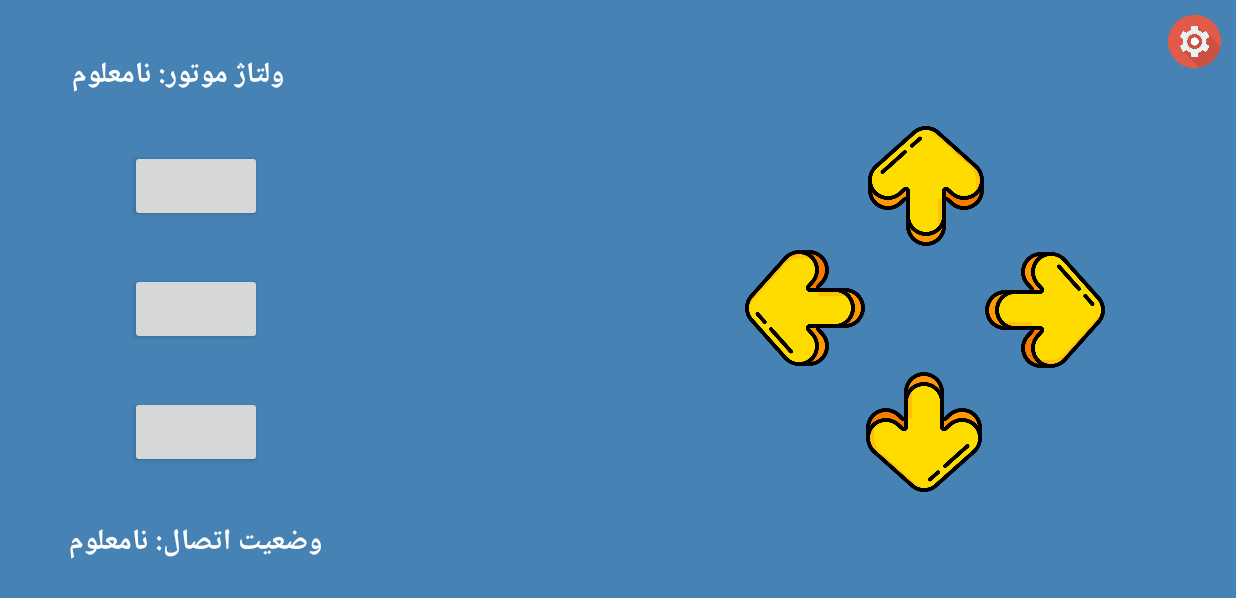
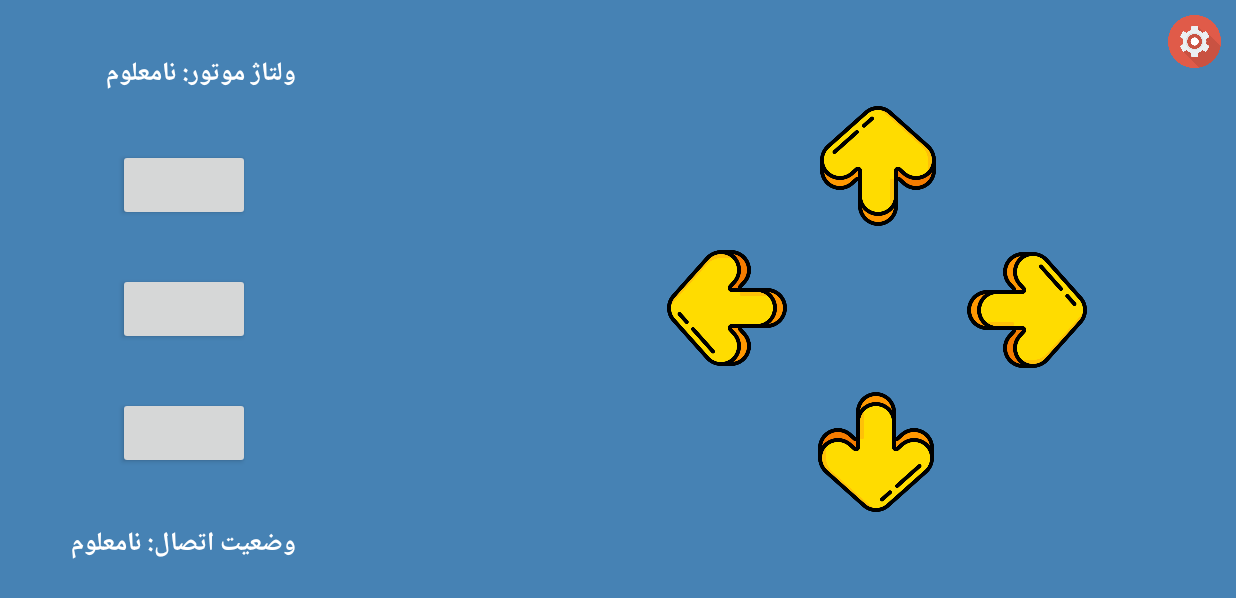
Before and after one commit to mustafa-fahimi/robot_remote, an Android app: the screen it shows after launch (MainActivity), on a phone screen of 824 x 412 dp (held sideways). Shown: the top 598 px of the screen. Run offline under Robolectric (Android 15) with nearby library versions, the light colour scheme and no system bars; our stand-ins replace Room's generated code; libraries missing offline, so code that uses them is left out: com.neovisionaries.ws, com.ornach.nobobutton, com.yarolegovich.lovelydialog; plain views replace NoboButton; 4 statements that could not run were skipped.

Commit message:
relays settings completed but not tested yet. arrows in mainActivity have bigger frame now.

```diff
--- a/app/src/main/java/ir/matarata/robotremote/db/AppDatabase.kt
+++ b/app/src/main/java/ir/matarata/robotremote/db/AppDatabase.kt
@@ -48,12 +48,8 @@ abstract class AppDatabase : RoomDatabase(){
         }
         //This coroutine function insert data to db
         suspend fun populateDatabase(relaysDao: RelaysDao) {
-            val tempData = RelaysEntity(1, "تفنگ تک تیر", "single")
+            val tempData = listOf(RelaysEntity(1, "تفنگ تک تیر", "single"), RelaysEntity(2, "تفنگ رگبار", "multi"), RelaysEntity(3, "تفنگ ثابت", "switch"))
             relaysDao.insertRelay(tempData)
-            val tempData2 = RelaysEntity(2, "تفنگ رگبار", "multi")
-            relaysDao.insertRelay(tempData2)
-            val tempData3 = RelaysEntity(3, "تفنگ ثابت", "switch")
-            relaysDao.insertRelay(tempData3)
         }
     }
 
--- a/app/src/main/java/ir/matarata/robotremote/db/dao/RelaysDao.kt
+++ b/app/src/main/java/ir/matarata/robotremote/db/dao/RelaysDao.kt
@@ -1,5 +1,6 @@
 package ir.matarata.robotremote.db.dao
 
+import android.support.v4.app.INotificationSideChannel
 import androidx.lifecycle.LiveData
 import androidx.room.*
 import ir.matarata.robotremote.models.RelaysEntity
@@ -10,8 +11,8 @@ interface RelaysDao {
     fun getRelays(): LiveData<List<RelaysEntity>>
 
     @Insert(onConflict = OnConflictStrategy.IGNORE)
-    suspend fun insertRelay(relaysEntity: RelaysEntity)
+    suspend fun insertRelay(relaysEntity: List<RelaysEntity>)
 
-    @Query("UPDATE relaysTable SET relayTitle = :newRelayTitle AND relayType = :newRelayType WHERE relayId = :relayID")
-    suspend fun updateRelay(relayID: Int, newRelayTitle: String, newRelayType: String)
+    @Update(entity = RelaysEntity::class, onConflict = OnConflictStrategy.IGNORE)
+    suspend fun updateRelay(relaysEntity: RelaysEntity)
 }
--- a/app/src/main/java/ir/matarata/robotremote/views/MainActivity.kt
+++ b/app/src/main/java/ir/matarata/robotremote/views/MainActivity.kt
@@ -3,6 +3,7 @@ package ir.matarata.robotremote.views
 import android.app.Dialog
 import android.content.Intent
 import android.os.Bundle
+import android.util.Log
 import android.view.MotionEvent
 import androidx.appcompat.app.AppCompatActivity
 import androidx.core.content.ContextCompat
@@ -51,10 +52,12 @@ class MainActivity : AppCompatActivity() {
         relaysVM = ViewModelProvider(this).get(RelaysVM::class.java)
         relaysVM.allRelaysData.observe(this, Observer { data ->
             data?.let {
-                relaysData = data
-                ma_btn_relay1.text = relaysData[0].relayTitle
-                ma_btn_relay2.text = relaysData[1].relayTitle
-                ma_btn_relay3.text = relaysData[2].relayTitle
+                if(!data.isNullOrEmpty()){
+                    relaysData = data
+                    ma_btn_relay1.text = relaysData[0].relayTitle
+                    ma_btn_relay2.text = relaysData[1].relayTitle
+                    ma_btn_relay3.text = relaysData[2].relayTitle
+                }
             }
         })
 
--- a/app/src/main/res/layout/activity_main.xml
+++ b/app/src/main/res/layout/activity_main.xml
@@ -10,59 +10,72 @@
 
     <ImageView
         android:id="@+id/ma_iv_left"
-        android:layout_width="80dp"
-        android:layout_height="80dp"
+        android:layout_width="0dp"
+        android:layout_height="100dp"
+        android:clickable="true"
         android:contentDescription="@string/left_arrow"
+        android:focusable="true"
+        android:padding="10dp"
+        android:scaleType="fitEnd"
         android:src="@drawable/left_arrow"
-        android:clickable="true"
-        android:focusable="true"
         app:layout_constraintBottom_toBottomOf="parent"
         app:layout_constraintEnd_toStartOf="@+id/ma_iv_up"
-        app:layout_constraintHorizontal_bias="0.85"
+        app:layout_constraintHorizontal_bias="1.0"
         app:layout_constraintHorizontal_chainStyle="packed"
-        app:layout_constraintStart_toStartOf="parent"
-        app:layout_constraintTop_toTopOf="parent" />
+        app:layout_constraintStart_toEndOf="@+id/ma_btn_relay2"
+        app:layout_constraintTop_toTopOf="parent"
+        app:layout_constraintWidth_percent="0.23" />
 
     <ImageView
         android:id="@+id/ma_iv_up"
-        android:layout_width="80dp"
-        android:layout_height="80dp"
+        android:layout_width="100dp"
+        android:layout_height="0dp"
+        android:clickable="true"
         android:contentDescription="@string/up_arrow"
+        android:focusable="true"
+        android:padding="10dp"
+        android:scaleType="fitEnd"
         android:src="@drawable/up_arrow"
-        android:clickable="true"
-        android:focusable="true"
-        app:layout_constraintBottom_toTopOf="@+id/ma_iv_down"
+        app:layout_constraintBottom_toTopOf="@+id/ma_iv_right"
         app:layout_constraintEnd_toStartOf="@+id/ma_iv_right"
+        app:layout_constraintHeight_percent="0.4"
         app:layout_constraintHorizontal_bias="0.5"
         app:layout_constraintStart_toEndOf="@+id/ma_iv_left"
         app:layout_constraintTop_toTopOf="parent" />
 
     <ImageView
         android:id="@+id/ma_iv_right"
-        android:layout_width="80dp"
-        android:layout_height="80dp"
+        android:layout_width="0dp"
+        android:layout_height="100dp"
+        android:clickable="true"
         android:contentDescription="@string/right_arrow"
+        android:focusable="true"
+        android:padding="10dp"
+        android:scaleType="fitStart"
         android:src="@drawable/right_arrow"
-        android:clickable="true"
-        android:focusable="true"
         app:layout_constraintBottom_toBottomOf="parent"
         app:layout_constraintEnd_toEndOf="parent"
         app:layout_constraintHorizontal_bias="0.5"
         app:layout_constraintStart_toEndOf="@+id/ma_iv_up"
-        app:layout_constraintTop_toTopOf="parent" />
+        app:layout_constraintTop_toTopOf="parent"
+        app:layout_constraintWidth_percent="0.23" />
 
     <ImageView
         android:id="@+id/ma_iv_down"
-        android:layout_width="80dp"
-        android:layout_height="80dp"
+        android:layout_width="100dp"
+        android:layout_height="0dp"
+        android:clickable="true"
         android:contentDescription="@string/down_arrow"
+        android:focusable="true"
+        android:scaleType="fitStart"
+        android:padding="10dp"
         android:src="@drawable/down_arrow"
-        android:clickable="true"
-        android:focusable="true"
         app:layout_constraintBottom_toBottomOf="parent"
         app:layout_constraintEnd_toEndOf="@+id/ma_iv_up"
+        app:layout_constraintHeight_percent="0.4"
+        app:layout_constraintVertical_bias="0.5"
         app:layout_constraintStart_toStartOf="@+id/ma_iv_up"
-        app:layout_constraintTop_toBottomOf="@+id/ma_iv_up" />
+        app:layout_constraintTop_toBottomOf="@+id/ma_iv_right" />
 
     <com.ornach.nobobutton.NoboButton
         android:id="@+id/ma_btn_relay1"
@@ -73,7 +86,7 @@
         app:layout_constraintEnd_toEndOf="@+id/ma_tv_connectionState"
         app:layout_constraintStart_toStartOf="@+id/ma_tv_connectionState"
         app:layout_constraintTop_toBottomOf="@+id/ma_tv_batteryVoltage"
-        app:nb_backgroundColor="@color/dark_red_color"
+        app:nb_backgroundColor="@color/red_color"
         app:nb_borderColor="@color/white_color"
         app:nb_borderWidth="2dp"
         app:nb_focusColor="@color/colorAccent"
@@ -84,37 +97,36 @@
 
     <com.ornach.nobobutton.NoboButton
         android:id="@+id/ma_btn_relay2"
-        android:layout_width="0dp"
+        android:layout_width="wrap_content"
         android:layout_height="wrap_content"
         android:padding="12dp"
         app:layout_constraintBottom_toTopOf="@+id/ma_btn_relay3"
-        app:layout_constraintEnd_toEndOf="@+id/ma_btn_relay1"
-        app:layout_constraintStart_toStartOf="@+id/ma_btn_relay1"
+        app:layout_constraintEnd_toEndOf="@+id/ma_tv_connectionState"
+        app:layout_constraintStart_toStartOf="@+id/ma_tv_connectionState"
         app:layout_constraintTop_toBottomOf="@+id/ma_btn_relay1"
-        app:nb_backgroundColor="@color/dark_red_color"
+        app:nb_backgroundColor="@color/red_color"
         app:nb_borderColor="@color/white_color"
         app:nb_borderWidth="2dp"
-        app:nb_focusColor="@color/dark_red_color"
-        app:nb_radius="25dp"
+        app:nb_focusColor="@color/colorAccent"
+        app:nb_radius="5dp"
         app:nb_text="@string/rapid_gun"
         app:nb_textColor="@color/white_color"
         app:nb_textSize="18sp" />
 
     <com.ornach.nobobutton.NoboButton
         android:id="@+id/ma_btn_relay3"
-        android:layout_width="0dp"
+        android:layout_width="wrap_content"
         android:layout_height="wrap_content"
         android:padding="12dp"
         app:layout_constraintBottom_toTopOf="@+id/ma_tv_connectionState"
-        app:layout_constraintEnd_toEndOf="@+id/ma_btn_relay1"
-        app:layout_constraintHorizontal_bias="0.5"
-        app:layout_constraintStart_toStartOf="@+id/ma_btn_relay1"
+        app:layout_constraintEnd_toEndOf="@+id/ma_tv_connectionState"
+        app:layout_constraintStart_toStartOf="@+id/ma_tv_connectionState"
         app:layout_constraintTop_toBottomOf="@+id/ma_btn_relay2"
-        app:nb_backgroundColor="@color/dark_red_color"
+        app:nb_backgroundColor="@color/red_color"
         app:nb_borderColor="@color/white_color"
         app:nb_borderWidth="2dp"
-        app:nb_focusColor="@color/dark_red_color"
-        app:nb_radius="25dp"
+        app:nb_focusColor="@color/colorAccent"
+        app:nb_radius="5dp"
         app:nb_text="@string/toggle_gun"
         app:nb_textColor="@color/white_color"
         app:nb_textSize="18sp" />
@@ -125,7 +137,7 @@
         android:layout_height="wrap_content"
         android:text="@string/connection_state_unknown"
         android:textColor="@color/white_color"
-        android:textSize="19sp"
+        android:textSize="17sp"
         android:textStyle="bold"
         app:layout_constraintBottom_toBottomOf="parent"
         app:layout_constraintEnd_toEndOf="parent"
@@ -137,15 +149,13 @@
         android:id="@+id/ma_tv_batteryVoltage"
         android:layout_width="wrap_content"
         android:layout_height="wrap_content"
-        android:gravity="left"
+        android:maxLines="1"
         android:text="@string/battery_voltage"
         android:textColor="@color/white_color"
-        android:textSize="19sp"
+        android:textSize="17sp"
         android:textStyle="bold"
         app:layout_constraintBottom_toTopOf="@+id/ma_btn_relay1"
-        app:layout_constraintEnd_toEndOf="parent"
-        app:layout_constraintHorizontal_bias="0.07"
-        app:layout_constraintStart_toStartOf="parent"
+        app:layout_constraintEnd_toEndOf="@+id/ma_tv_connectionState"
         app:layout_constraintTop_toTopOf="parent" />
 
     <androidx.appcompat.widget.AppCompatImageButton
--- a/app/src/main/res/values/strings.xml
+++ b/app/src/main/res/values/strings.xml
@@ -21,6 +21,7 @@
     <string name="dialog_btn_cancel">لغو</string>
     <string name="success_dialog_title">ثبت با موفقیت</string>
     <string name="success_dialog_message">اطلاعات جدید با موفقیت در ریموت ثبت گردید.</string>
+    <string name="success_dialog_message2">تنظیمات جدید رله با موفقیت ذخیره شد.</string>
     <string name="fail_dialog_title">خطا در ثبت</string>
     <string name="fail_dialog_message">خطایی رخ داده است. لطفا مجددا تلاش نمایید.</string>
     <string name="progress_dialog_title">لطفا منتظر بمانید…</string>
@@ -28,7 +29,7 @@
     <string name="relays_settings">تنظیمات رله ها</string>
     <string name="change_wifi_password">تغییر رمز عبور وای فای</string>
     <string name="share_app">اشتراک برنامه</string>
-    <string name="about_us">درباره ما</string>
+    <string name="about_us">درباره سازنده</string>
     <string name="version_number">نسخه 1.0</string>
     <string name="change_wifi_name">تغییر نام وای فای</string>
     <string name="relay1_settings">تنظیمات رله اول</string>
```
Also changed, not shown: app/src/main/java/ir/matarata/robotremote/repositories/RelaysRepository.kt (+3 -6 lines), app/src/main/java/ir/matarata/robotremote/viewmodels/RelaysVM.kt (+2 -6 lines), app/src/main/java/ir/matarata/robotremote/views/SettingActivity.kt (+61 -9 lines), app/src/main/res/layout/activity_setting.xml (+36 -21 lines), app/src/main/res/layout/relay_setting_dialog.xml (+5 -2 lines).
